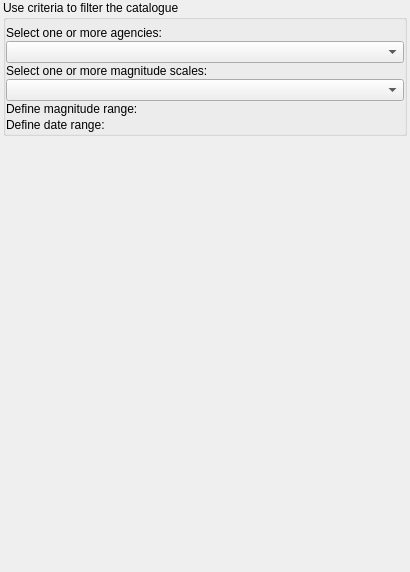
The window that eqcatalogue/eqcatalogue_qgis/catalogue_events.ui (pslh/oq-qgis) describes before a commit, drawn with Qt 5.
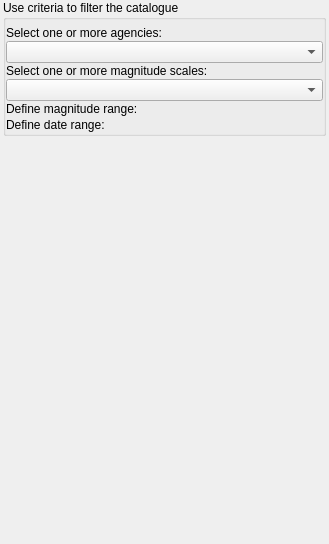
The same window after the commit. Icons and pictures are not drawn. Custom widgets are drawn as their Qt base class.

Commit message: Updated ui with custome menu, fixed dock ui

```diff
--- a/eqcatalogue/eqcatalogue_qgis/catalogue_events.ui
+++ b/eqcatalogue/eqcatalogue_qgis/catalogue_events.ui
@@ -6,8 +6,8 @@
    <rect>
     <x>0</x>
     <y>0</y>
-    <width>410</width>
-    <height>572</height>
+    <width>329</width>
+    <height>544</height>
    </rect>
   </property>
   <property name="windowIcon">
```
Left out of the diff: 24 changed lines with no effect on the pictures. The commit also changes 3 other files.
